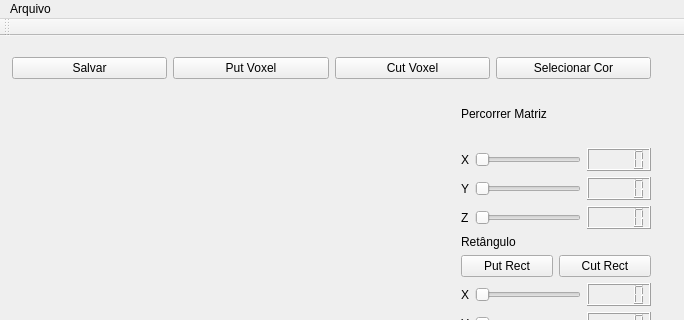
This is Escultor3d/mainwindow.ui in thuize/Escultor3D as Qt 5 draws it before an edit; both pictures show x 0 to 684 and y 0 to 320 of the 684 by 623 pixel window. The edited form follows.
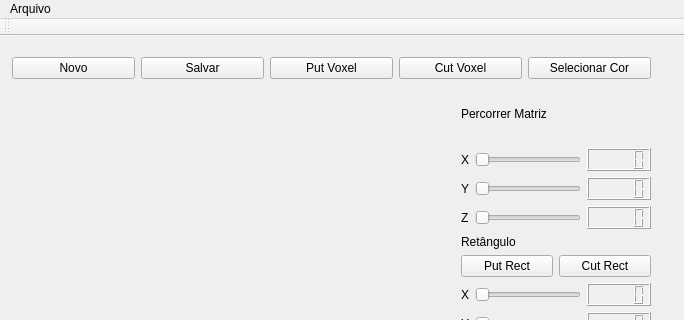
This is the edited form. Custom widgets are drawn as their Qt base class.

```diff
--- a/Escultor3d/mainwindow.ui
+++ b/Escultor3d/mainwindow.ui
@@ -26,6 +26,13 @@
     <layout class="QVBoxLayout" name="verticalLayout_11">
      <item>
       <layout class="QHBoxLayout" name="horizontalLayout_15">
+       <item>
+        <widget class="QPushButton" name="pushButton_Novo">
+         <property name="text">
+          <string>Novo</string>
+         </property>
+        </widget>
+       </item>
        <item>
         <widget class="QPushButton" name="pushButton_Salvar">
          <property name="text">
```
